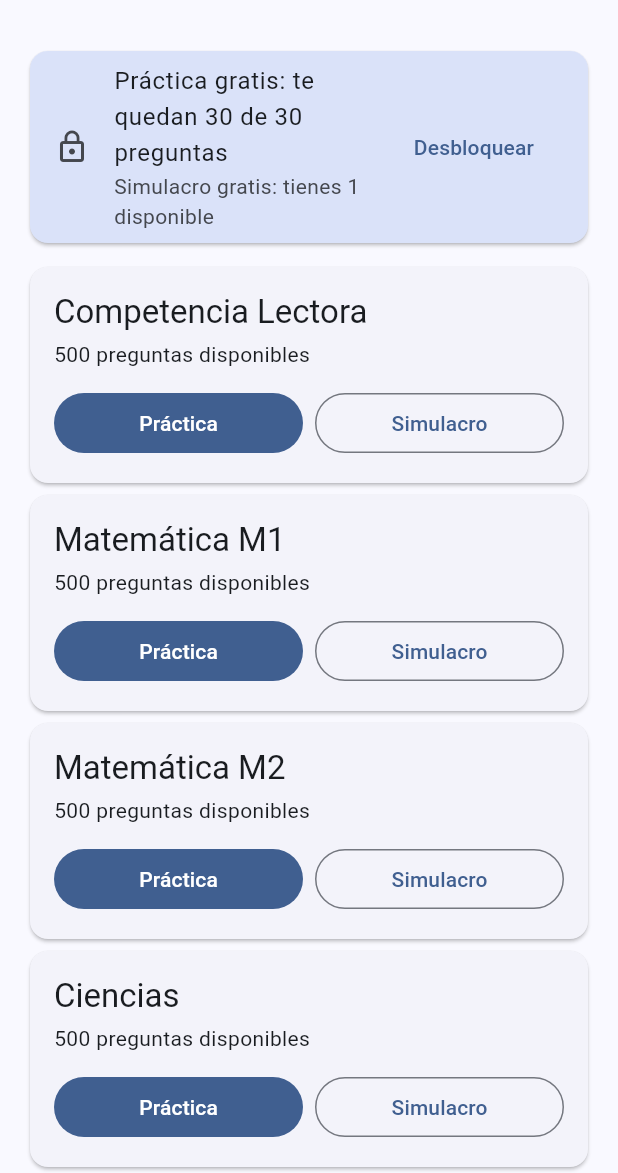
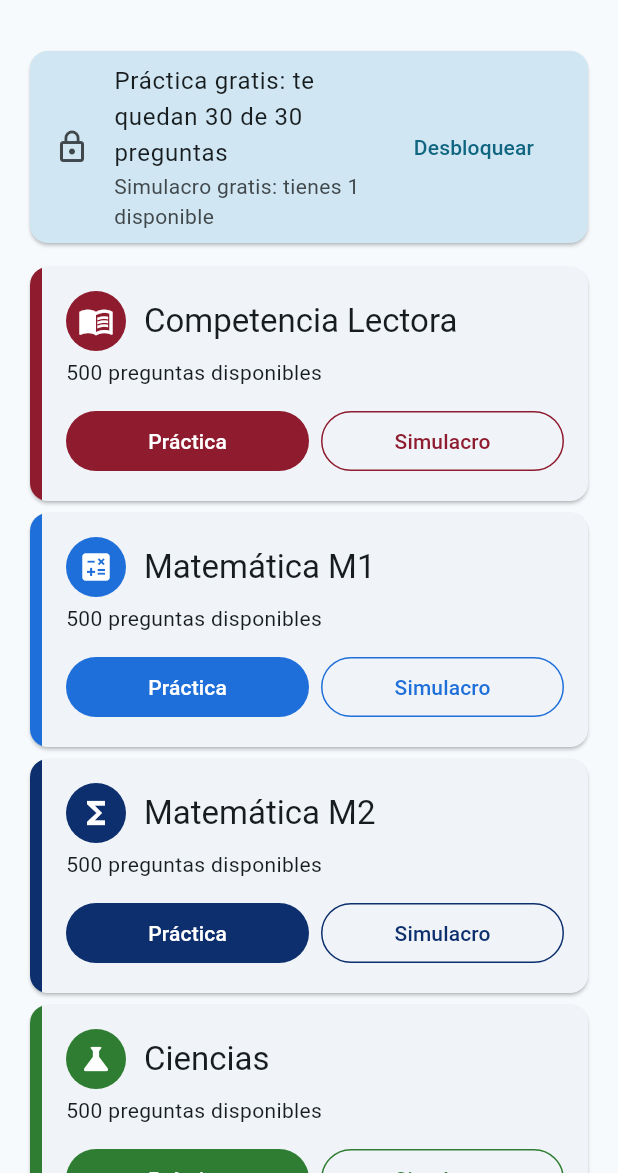
Before and after one commit to labappsch-create/Paes, a Flutter app: the screen it shows after launch, on a phone screen of 412 x 824 dp, the part 63-1236 px from its top. Run offline on Flutter 3.47's test engine with Material 3 defaults, Android fonts, the phone set to English and light mode, and no system bars; our stand-ins replace clock, flutter_riverpod, in_app_purchase, material_ui, shared_preferences, webview_flutter.

Commit message:
Diseño: color neutro para la app y un color e ícono por prueba

```diff
--- a/lib/main.dart
+++ b/lib/main.dart
@@ -3,6 +3,7 @@ import 'package:material_ui/material_ui.dart';
 import 'package:shared_preferences/shared_preferences.dart';
 
 import 'presentation/providers.dart';
+import 'presentation/prueba_style.dart';
 import 'presentation/purchase_controller.dart';
 import 'presentation/screens/home_screen.dart';
 
@@ -30,7 +31,8 @@ class PaesApp extends ConsumerWidget {
       debugShowCheckedModeBanner: false,
       theme: ThemeData(
         useMaterial3: true,
-        colorScheme: ColorScheme.fromSeed(seedColor: const Color(0xFF1565C0)),
+        // Color neutro para la app; cada prueba tiene el suyo (prueba_style.dart).
+        colorScheme: ColorScheme.fromSeed(seedColor: AppColors.neutral),
       ),
       home: const HomeScreen(),
     );
--- /dev/null
+++ b/lib/presentation/prueba_style.dart
@@ -0,0 +1,69 @@
+import 'package:material_ui/material_ui.dart';
+
+import '../domain/prueba.dart';
+
+/// Colores de la app, en un solo lugar.
+///
+/// - La app en general usa un color neutro (gris azulado).
+/// - Cada prueba tiene su color, que se usa solo en lo que la identifica:
+///   su tarjeta y botones en el inicio, y la barra de arriba durante el ensayo.
+/// - Todos los colores de prueba son lo bastante oscuros para que el texto
+///   blanco sobre ellos se lea bien.
+abstract final class AppColors {
+  /// Color neutro de la app (inicio, historial, pago).
+  static const neutral = Color(0xFF455A64);
+
+  static const lectora = Color(0xFF8E1B2E); // rojo granate
+  static const m1 = Color(0xFF1E6FD9); // azul
+  static const m2 = Color(0xFF0D2F6E); // azul oscuro
+  static const ciencias = Color(0xFF2E7D32); // verde
+  static const historia = Color(0xFF6D4C41); // café
+
+  // Ejes de Ciencias.
+  static const biologia = ciencias;
+  static const fisica = Color(0xFFBF360C); // naranjo
+  static const quimica = Color(0xFF6A1B9A); // morado
+
+  /// Respuesta correcta e incorrecta. Siempre van con ✓ o ✗, para no depender
+  /// solo del color.
+  static const correcto = Color(0xFF1B873F);
+}
+
+extension PruebaStyle on Prueba {
+  Color get color => switch (this) {
+    Prueba.lectora => AppColors.lectora,
+    Prueba.m1 => AppColors.m1,
+    Prueba.m2 => AppColors.m2,
+    Prueba.ciencias => AppColors.ciencias,
+    Prueba.historia => AppColors.historia,
+  };
+
+  IconData get icon => switch (this) {
+    Prueba.lectora => Icons.menu_book,
+    Prueba.m1 => Icons.calculate,
+    Prueba.m2 => Icons.functions,
+    Prueba.ciencias => Icons.science,
+    Prueba.historia => Icons.public,
+  };
+}
+
+/// Color de un eje de Ciencias (Biología, Física, Química). Null si no es uno.
+Color? cienciasEjeColor(String? eje) => switch (eje) {
+  'Biología' => AppColors.biologia,
+  'Física' => AppColors.fisica,
+  'Química' => AppColors.quimica,
+  _ => null,
+};
+
+/// Tema para una pantalla de ensayo: igual al de la app, pero con la barra de
+/// arriba del color de la prueba.
+ThemeData pruebaTheme(ThemeData base, Color color) => base.copyWith(
+  appBarTheme: base.appBarTheme.copyWith(
+    backgroundColor: color,
+    foregroundColor: Colors.white,
+  ),
+  progressIndicatorTheme: base.progressIndicatorTheme.copyWith(
+    color: Colors.white,
+    linearTrackColor: Colors.white24,
+  ),
+);
--- a/lib/presentation/screens/home_screen.dart
+++ b/lib/presentation/screens/home_screen.dart
@@ -11,6 +11,7 @@ import '../../domain/prueba.dart';
 import '../../domain/question.dart';
 import '../../domain/quiz_item.dart';
 import '../providers.dart';
+import '../prueba_style.dart';
 import 'history_screen.dart';
 import 'paywall_screen.dart';
 import 'quiz_screen.dart';
@@ -121,13 +122,37 @@ class _PruebaCard extends StatelessWidget {
     final available = pool.length;
     final simulacroCount = min(prueba.simulacroQuestions, available);
 
+    final color = prueba.color;
     return Card(
+      clipBehavior: Clip.antiAlias,
+      child: IntrinsicHeight(
+        child: Row(
+          crossAxisAlignment: CrossAxisAlignment.stretch,
+          children: [
+            // Franja con el color de la prueba.
+            Container(width: 8, color: color),
+            Expanded(
               child: Padding(
                 padding: const EdgeInsets.all(16),
                 child: Column(
                   crossAxisAlignment: CrossAxisAlignment.start,
                   children: [
-            Text(prueba.label, style: theme.textTheme.titleLarge),
+                    Row(
+                      children: [
+                        CircleAvatar(
+                          backgroundColor: color,
+                          foregroundColor: Colors.white,
+                          child: Icon(prueba.icon),
+                        ),
+                        const SizedBox(width: 12),
+                        Expanded(
+                          child: Text(
+                            prueba.label,
+                            style: theme.textTheme.titleLarge,
+                          ),
+                        ),
+                      ],
+                    ),
                     const SizedBox(height: 4),
                     Text(
                       available == 0
@@ -140,6 +165,10 @@ class _PruebaCard extends StatelessWidget {
                       children: [
                         Expanded(
                           child: FilledButton(
+                            style: FilledButton.styleFrom(
+                              backgroundColor: color,
+                              foregroundColor: Colors.white,
+                            ),
                             onPressed: available == 0
                                 ? null
                                 : () => _startPractice(context),
@@ -149,13 +178,22 @@ class _PruebaCard extends StatelessWidget {
                         const SizedBox(width: 8),
                         Expanded(
                           child: OutlinedButton(
+                            style: OutlinedButton.styleFrom(
+                              foregroundColor: color,
+                              side: BorderSide(color: color),
+                            ),
                             onPressed: available == 0
                                 ? null
-                        : () => _startSimulacro(context, simulacroCount),
+                                : () =>
+                                      _startSimulacro(context, simulacroCount),
                             child: const Text('Simulacro'),
                           ),
                         ),
                       ],
+                    ),
+                  ],
+                ),
+              ),
             ),
           ],
         ),
@@ -277,9 +315,22 @@ class _PruebaCard extends StatelessWidget {
               onPressed: () => Navigator.of(context).pop(m),
               child: Padding(
                 padding: const EdgeInsets.symmetric(vertical: 6),
-                child: Text(
+                child: Row(
+                  children: [
+                    Container(
+                      width: 14,
+                      height: 14,
+                      decoration: BoxDecoration(
+                        color: cienciasEjeColor(m.eje) ?? AppColors.ciencias,
+                        shape: BoxShape.circle,
+                      ),
+                    ),
+                    const SizedBox(width: 12),
+                    Text(
                       m.label,
                       style: Theme.of(context).textTheme.titleMedium,
+                    ),
+                  ],
                 ),
               ),
             ),
```
Also changed, not shown: lib/presentation/screens/history_screen.dart (+7 -0 lines), lib/presentation/screens/quiz_screen.dart (+67 -10 lines), lib/presentation/screens/results_screen.dart (+10 -3 lines), 1 other file. Lines whose indentation alone changed are shown as unchanged.
